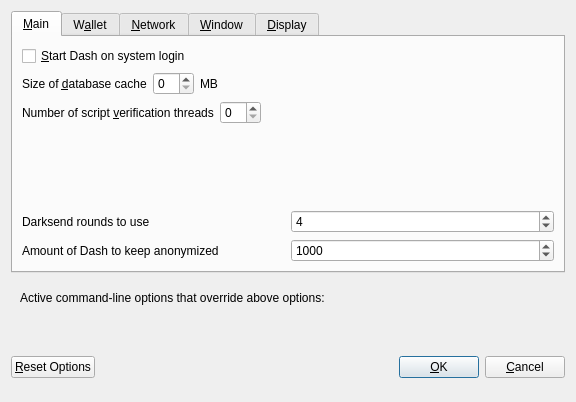
Qt form src/qt/forms/optionsdialog.ui (adm2018/curium) before a commit.
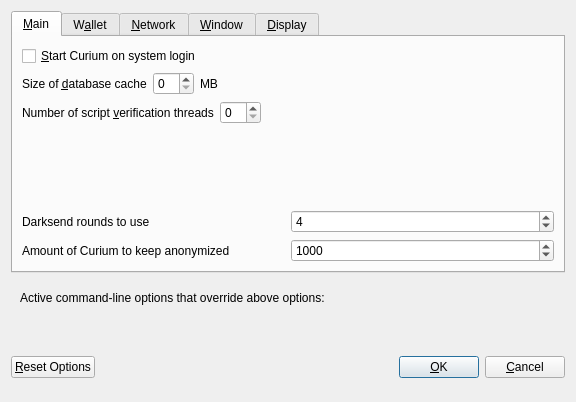
The same form after that commit. Custom widgets are drawn as their Qt base class.

```diff
--- a/src/qt/forms/optionsdialog.ui
+++ b/src/qt/forms/optionsdialog.ui
@@ -33,7 +33,7 @@
           <string>Automatically start Dash after logging in to the system.</string>
          </property>
          <property name="text">
-          <string>&amp;Start Dash on system login</string>
+          <string>&amp;Start Curium on system login</string>
          </property>
         </widget>
        </item>
@@ -177,7 +177,7 @@
             <string notr="true"/>
            </property>
            <property name="text">
-            <string>Amount of Dash to keep anonymized</string>
+            <string>Amount of Curium to keep anonymized</string>
            </property>
           </widget>
          </item>
```
Left out of the diff: 10 changed lines with no effect on the pictures.
